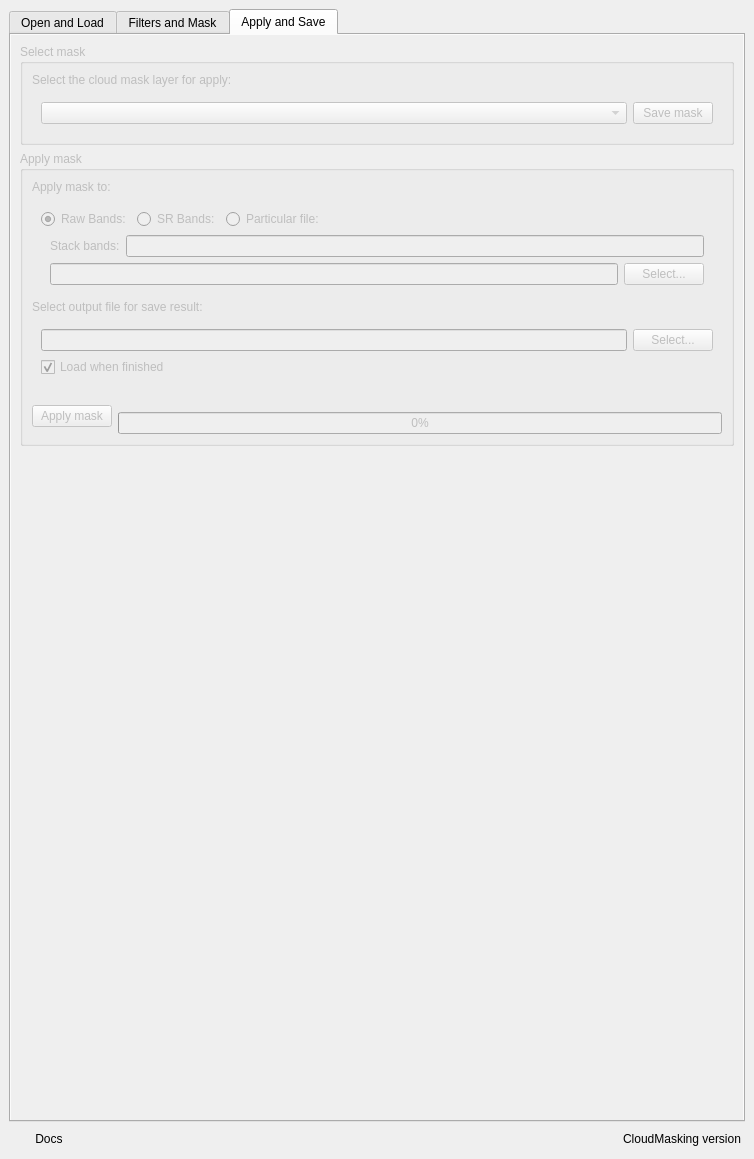
The window that ui/cloud_masking_dockwidget_base.ui (SMByC/CloudMasking) describes before a commit, drawn with Qt 5.
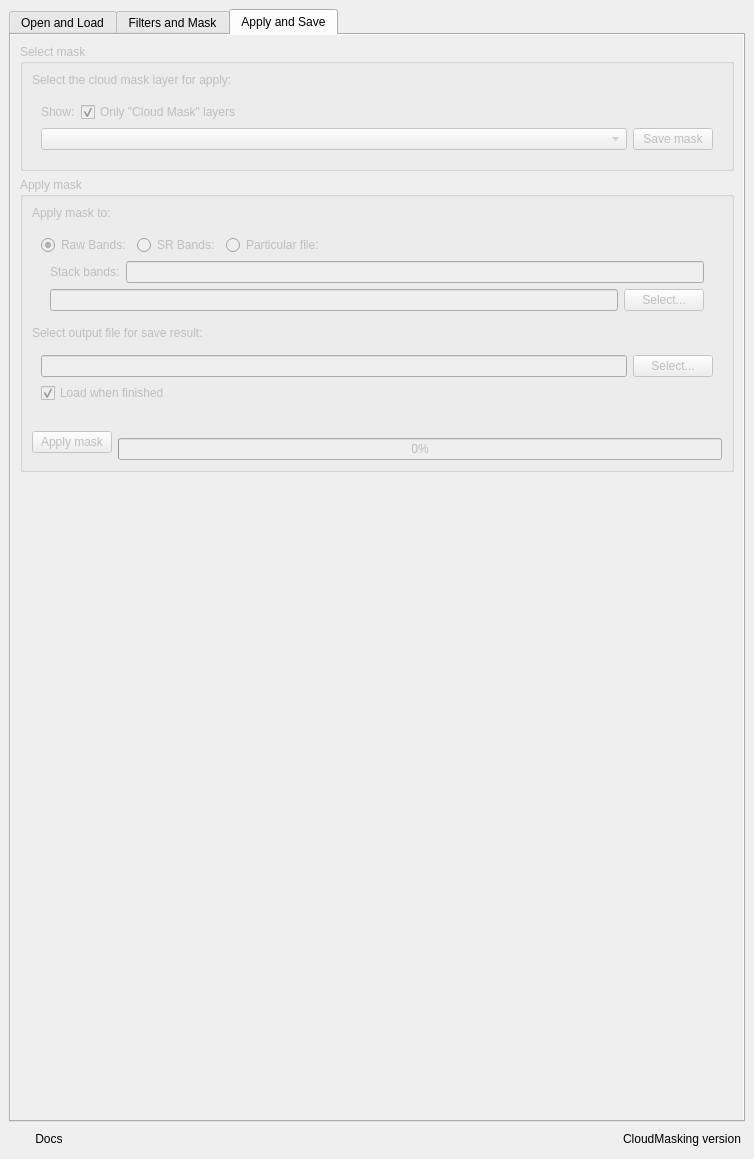
The same window after the commit. The open tabs and pages were chosen to show the change. Icons and pictures are not drawn. Custom widgets are drawn as their Qt base class.

Commit message: Restore option for show not only cloud mask in select mask

Diff of the .ui file:
```diff
--- a/ui/cloud_masking_dockwidget_base.ui
+++ b/ui/cloud_masking_dockwidget_base.ui
@@ -1927,7 +1927,7 @@
              <x>0</x>
              <y>0</y>
              <width>730</width>
-             <height>996</height>
+             <height>1034</height>
             </rect>
            </property>
            <layout class="QVBoxLayout" name="verticalLayout_12">
@@ -1991,6 +1991,45 @@
                     </layout>
                    </widget>
                   </item>
+                  <item row="0" column="0">
+                   <widget class="QWidget" name="widget_8" native="true">
+                    <layout class="QHBoxLayout" name="horizontalLayout_9">
+                     <property name="margin">
+                      <number>0</number>
+                     </property>
+                     <item>
+                      <widget class="QLabel" name="label_17">
+                       <property name="text">
+                        <string>Show:</string>
+                       </property>
+                      </widget>
+                     </item>
+                     <item>
+                      <widget class="QCheckBox" name="checkBox_OnlyMaskLayers">
+                       <property name="text">
+                        <string>Only &quot;Cloud Mask&quot; layers</string>
+                       </property>
+                       <property name="checked">
+                        <bool>true</bool>
+                       </property>
+                      </widget>
+                     </item>
+                     <item>
+                      <spacer name="horizontalSpacer_5">
+                       <property name="orientation">
+                        <enum>Qt::Horizontal</enum>
+                       </property>
+                       <property name="sizeHint" stdset="0">
+                        <size>
+                         <width>40</width>
+                         <height>20</height>
+                        </size>
+                       </property>
+                      </spacer>
+                     </item>
+                    </layout>
+                   </widget>
+                  </item>
                  </layout>
                 </widget>
                </item>
```
Left out of the diff: 4 changed lines with no effect on the pictures. The commit also changes 1 other file.
